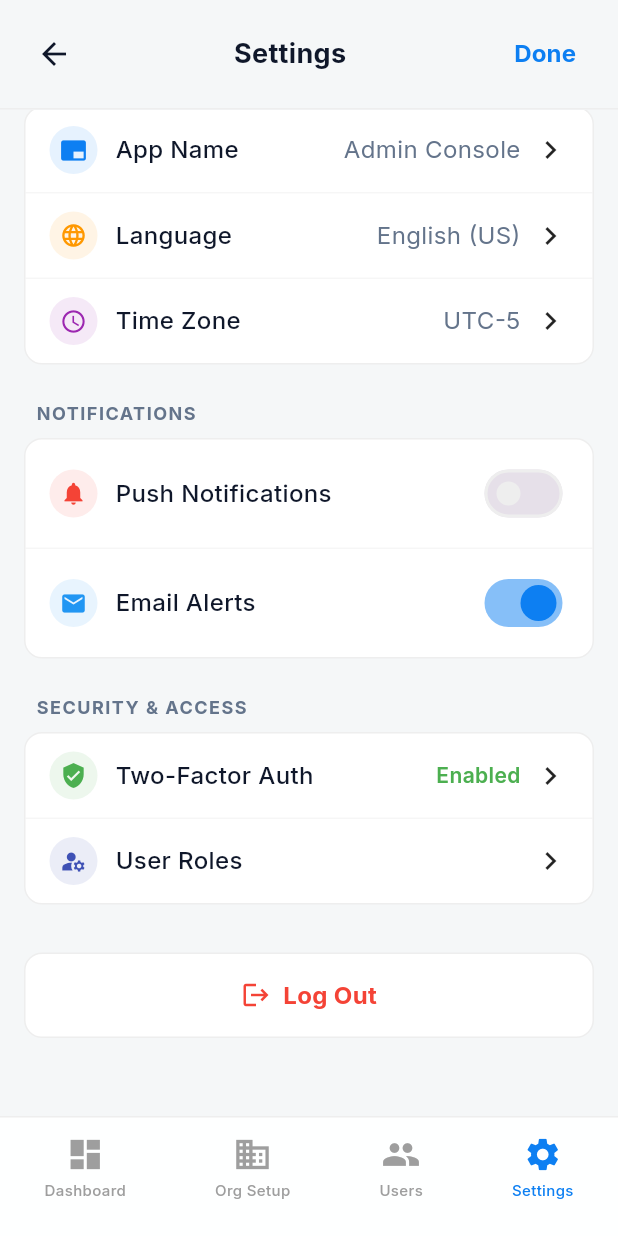
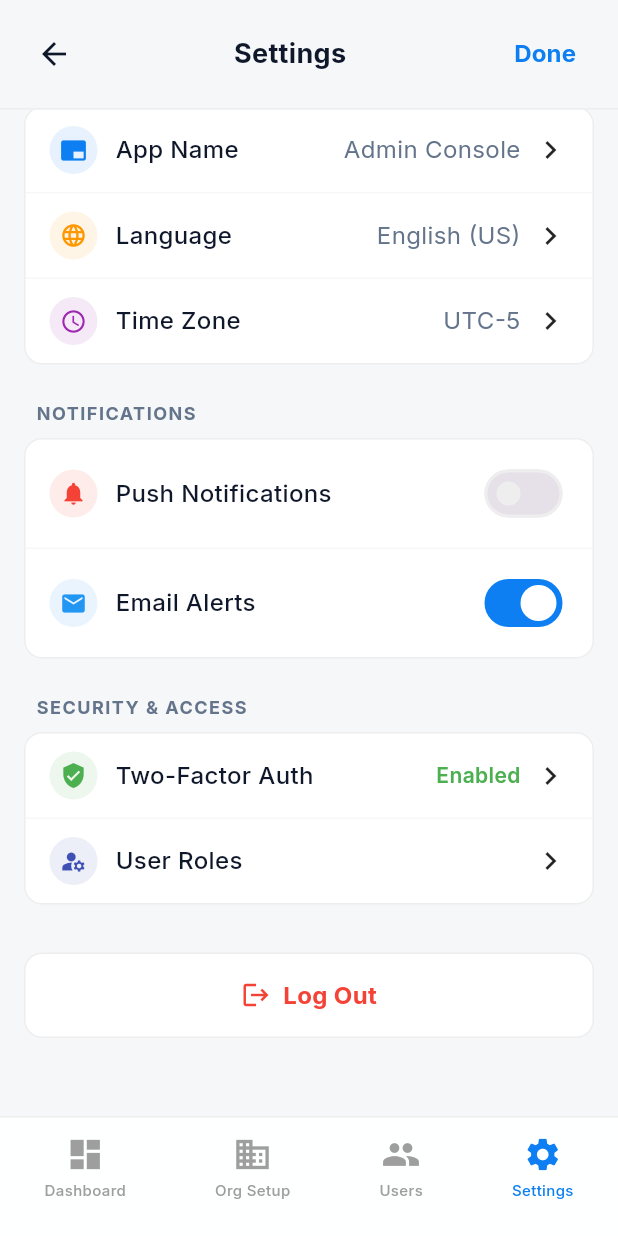
Before and after one commit to Notetech-Software-Kerala/VoiceFirst_Admin_Flutter, a Flutter app: the screen it shows after launch, item 4 of the bottom bar chosen, scrolled down 166 dp, on a phone screen of 412 x 824 dp. Run offline on Flutter 3.47's test engine with Material 3 defaults, Android fonts, the phone set to English and light mode, and no system bars; our stand-ins replace flutter_riverpod, google_fonts, riverpod_annotation; generated files the repository leaves out were written again; network calls fail.

Commit message:
small update

```diff
--- a/lib/features/home/presentation/pages/home_page.dart
+++ b/lib/features/home/presentation/pages/home_page.dart
@@ -21,7 +21,7 @@ class _HomePageState extends State<HomePage> {
           DashboardPage(),
           Center(child: Text("Org Setup Page Placeholder")),
           Center(child: Text("Users Page Placeholder")),
-          SettingsPage(),
+          ProfilePage(),
         ],
       ),
       extendBody: true,
@@ -47,7 +47,7 @@ class _CustomBottomNav extends StatelessWidget {
       height: 80,
       padding: const EdgeInsets.only(top: 8, bottom: 20),
       decoration: BoxDecoration(
-        color: theme.cardColor.withOpacity(0.95),
+        color: theme.cardColor.withValues(alpha: 0.95),
         border: Border(top: BorderSide(color: theme.dividerColor)),
       ),
       child: Row(
--- a/lib/features/profile/presentation/pages/profile_page.dart
+++ b/lib/features/profile/presentation/pages/profile_page.dart
@@ -2,8 +2,8 @@ import 'package:flutter/material.dart';
 import 'package:flutter_riverpod/flutter_riverpod.dart';
 import '../providers/profile_provider.dart';
 
-class SettingsPage extends ConsumerWidget {
-  const SettingsPage({super.key});
+class ProfilePage extends ConsumerWidget {
+  const ProfilePage({super.key});
 
   @override
   Widget build(BuildContext context, WidgetRef ref) {
@@ -23,7 +23,7 @@ class SettingsPage extends ConsumerWidget {
           Container(
             padding: const EdgeInsets.symmetric(horizontal: 16, vertical: 12),
             decoration: BoxDecoration(
-              color: theme.scaffoldBackgroundColor.withOpacity(0.95),
+              color: theme.scaffoldBackgroundColor.withValues(alpha: 0.95),
               border: Border(bottom: BorderSide(color: theme.dividerColor)),
             ),
             child: Row(
@@ -151,7 +151,9 @@ class SettingsPage extends ConsumerWidget {
                             Container(
                               padding: const EdgeInsets.all(8),
                               decoration: BoxDecoration(
-                                color: theme.primaryColor.withOpacity(0.1),
+                                color: theme.primaryColor.withValues(
+                                  alpha: 0.1,
+                                ),
                                 shape: BoxShape.circle,
                               ),
                               child: Icon(
@@ -208,7 +210,7 @@ class SettingsPage extends ConsumerWidget {
                         title: "Push Notifications",
                         trailing: Switch.adaptive(
                           value: profileState.pushNotifications,
-                          activeColor: theme.primaryColor,
+                          activeTrackColor: theme.primaryColor,
                           onChanged: (v) =>
                               profileNotifier.togglePushNotifications(),
                         ),
@@ -220,7 +222,7 @@ class SettingsPage extends ConsumerWidget {
                         title: "Email Alerts",
                         trailing: Switch.adaptive(
                           value: profileState.emailAlerts,
-                          activeColor: theme.primaryColor,
+                          activeTrackColor: theme.primaryColor,
                           onChanged: (v) => profileNotifier.toggleEmailAlerts(),
                         ),
                         isLast: true,
@@ -359,7 +361,9 @@ class SettingsPage extends ConsumerWidget {
         border: isLast
             ? null
             : Border(
-                bottom: BorderSide(color: theme.dividerColor.withOpacity(0.5)),
+                bottom: BorderSide(
+                  color: theme.dividerColor.withValues(alpha: 0.5),
+                ),
               ),
       ),
       child: Row(
@@ -368,7 +372,7 @@ class SettingsPage extends ConsumerWidget {
             width: 32,
             height: 32,
             decoration: BoxDecoration(
-              color: iconColor.withOpacity(0.1),
+              color: iconColor.withValues(alpha: 0.1),
               shape: BoxShape.circle,
             ),
             child: Icon(icon, size: 18, color: iconColor),
```
